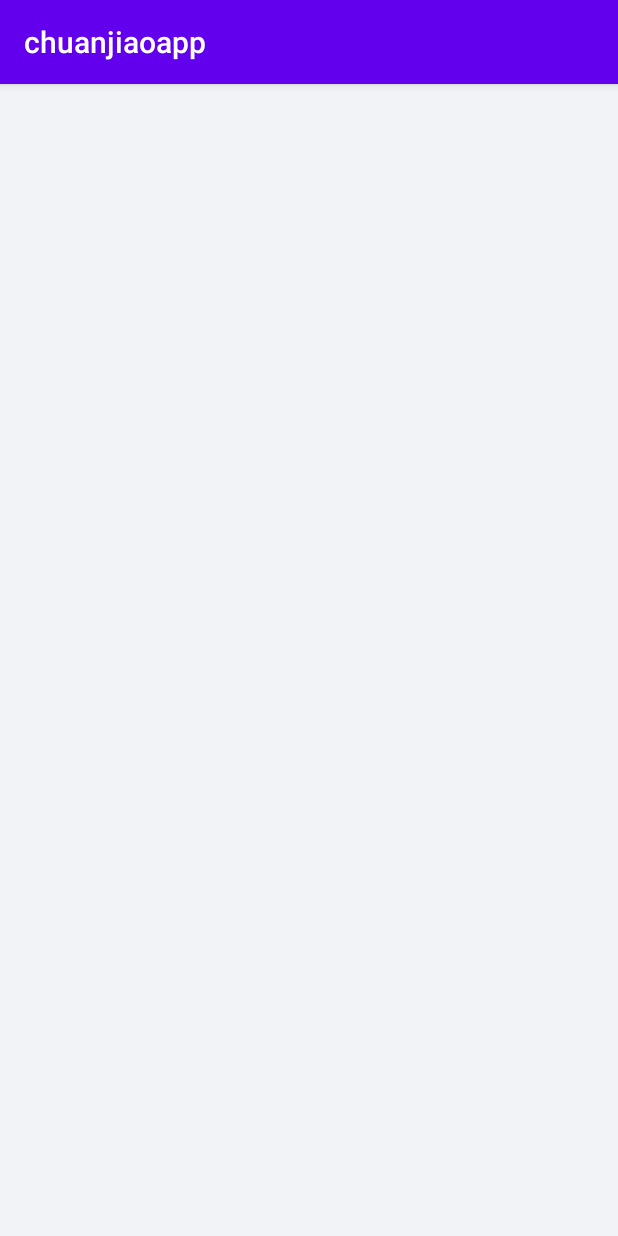
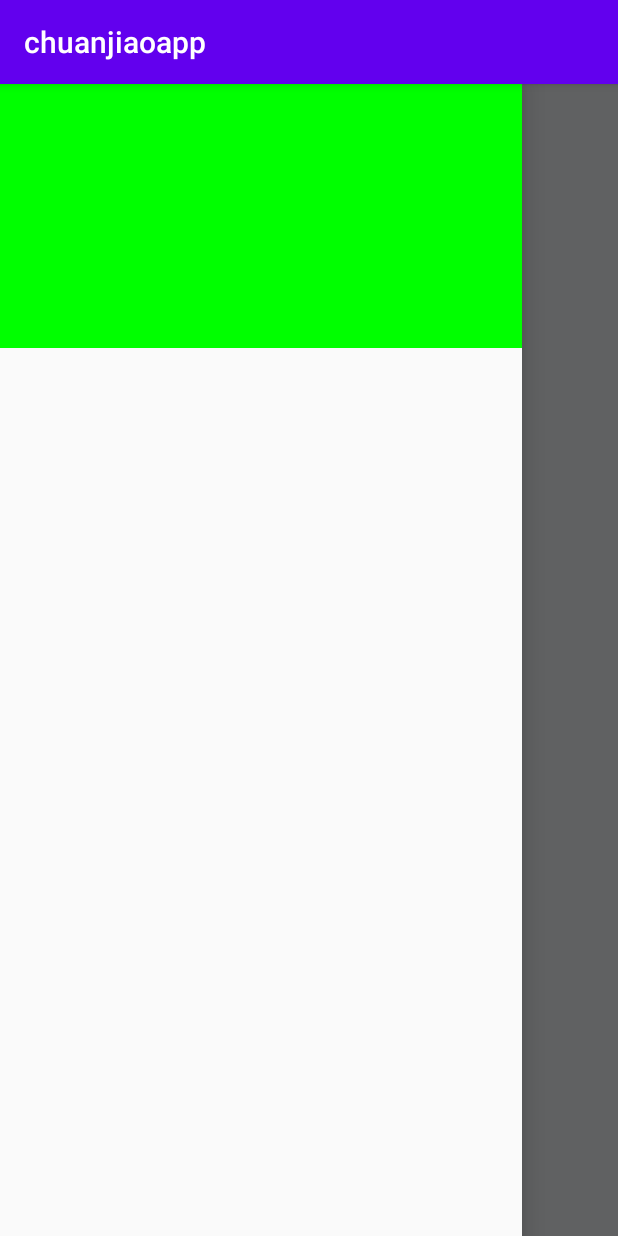
Before and after one commit to qifan-code/chuanjiaoapp, an Android app: the SalesActivity screen opened directly, with no data from a screen before it, with the side drawer open, on a phone screen of 412 x 824 dp. Run offline under Robolectric (Android 15) with nearby library versions, the phone set to English and light mode, and no system bars; our stand-ins replace navigation-ui; 1 statement that could not run was skipped.

Commit message:
add sales sides implementation todo: add sandwich icon function

```diff
--- a/app/build.gradle
+++ b/app/build.gradle
@@ -6,7 +6,7 @@ android {
 
     defaultConfig {
         applicationId "com.example.chuanjiaoapp"
-        minSdkVersion 16
+        minSdkVersion 21
         targetSdkVersion 29
         versionCode 1
         versionName "1.0"
@@ -28,6 +28,11 @@ dependencies {
 
     implementation 'androidx.appcompat:appcompat:1.1.0'
     implementation 'androidx.constraintlayout:constraintlayout:1.1.3'
+    implementation 'androidx.legacy:legacy-support-v4:1.0.0'
+    implementation 'com.google.android.material:material:1.1.0'
+    implementation 'androidx.navigation:navigation-fragment:2.2.2'
+    implementation 'androidx.navigation:navigation-ui:2.2.2'
+    implementation 'androidx.lifecycle:lifecycle-extensions:2.2.0'
     testImplementation 'junit:junit:4.12'
     androidTestImplementation 'androidx.test.ext:junit:1.1.1'
     androidTestImplementation 'androidx.test.espresso:espresso-core:3.2.0'
--- a/app/src/main/AndroidManifest.xml
+++ b/app/src/main/AndroidManifest.xml
@@ -9,8 +9,8 @@
         android:roundIcon="@mipmap/ic_launcher_round"
         android:supportsRtl="true"
         android:theme="@style/AppTheme">
-        <activity android:name=".addnew_project"></activity>
-        <activity android:name=".SalesSidesActivity" />
+        <activity android:name=".sales_header"></activity>
+        <activity android:name=".addnew_project" />
         <activity android:name=".SalesActivity" />
         <activity
             android:name=".forget_password"
--- a/app/src/main/java/com/example/chuanjiaoapp/SalesActivity.java
+++ b/app/src/main/java/com/example/chuanjiaoapp/SalesActivity.java
@@ -1,14 +1,38 @@
 package com.example.chuanjiaoapp;
 
+import androidx.appcompat.app.ActionBar;
+import androidx.appcompat.app.ActionBarDrawerToggle;
 import androidx.appcompat.app.AppCompatActivity;
+import androidx.appcompat.widget.Toolbar;
+import androidx.drawerlayout.widget.DrawerLayout;
 
 import android.os.Bundle;
+import android.view.Gravity;
+import android.view.View;
+
+import com.google.android.material.navigation.NavigationView;
+
+import androidx.navigation.NavController;
+import androidx.navigation.Navigation;
+import androidx.navigation.ui.AppBarConfiguration;
+import androidx.navigation.ui.NavigationUI;
 
 public class SalesActivity extends AppCompatActivity {
-
+    private AppBarConfiguration mAppBarConfiguration;
     @Override
     protected void onCreate(Bundle savedInstanceState) {
         super.onCreate(savedInstanceState);
         setContentView(R.layout.sales);
+        DrawerLayout drawer = (DrawerLayout) findViewById(R.id.sales_drawer_layout);
+        NavigationView navigationView = (NavigationView) findViewById(R.id.sales_navigation_view);
+        // Passing each menu ID as a set of Ids because each
+        // menu should be considered as top level destinations.
+        mAppBarConfiguration = new AppBarConfiguration.Builder(R.id.list1, R.id.list2, R.id.list3).setDrawerLayout(drawer).build();
+
+
+        //NavController navController = Navigation.findNavController(this, R.id.nav_host_fragment);
+        //NavigationUI.setupActionBarWithNavController(this, navController, mAppBarConfiguration);
+        //NavigationUI.setupWithNavController(navigationView, navController);
     }
+
 }
--- a/app/src/main/java/com/example/chuanjiaoapp/SalesSidesActivity.java
+++ b/app/src/main/java/com/example/chuanjiaoapp/sales_header.java
@@ -4,11 +4,11 @@ import androidx.appcompat.app.AppCompatActivity;
 
 import android.os.Bundle;
 
-public class SalesSidesActivity extends AppCompatActivity {
+public class sales_header extends AppCompatActivity {
 
     @Override
     protected void onCreate(Bundle savedInstanceState) {
         super.onCreate(savedInstanceState);
-        setContentView(R.layout.sales_sides);
+        setContentView(R.layout.activity_sales_header);
     }
 }
--- /dev/null
+++ b/app/src/main/res/layout/activity_sales_header.xml
@@ -0,0 +1,15 @@
+<?xml version="1.0" encoding="utf-8"?>
+<LinearLayout xmlns:android="http://schemas.android.com/apk/res/android"
+    xmlns:app="http://schemas.android.com/apk/res-auto"
+    xmlns:tools="http://schemas.android.com/tools"
+    android:layout_width="match_parent"
+    android:layout_height="176dp"
+    android:background="@color/green"
+    android:gravity="bottom"
+    android:orientation="vertical"
+    android:paddingLeft="16dp"
+    android:paddingTop="16dp"
+    android:paddingRight="16dp"
+    android:paddingBottom="16dp">
+
+</LinearLayout>
--- a/app/src/main/res/layout/sales.xml
+++ b/app/src/main/res/layout/sales.xml
@@ -1,22 +1,27 @@
 <?xml version="1.0" encoding="utf-8"?>
-<RelativeLayout xmlns:android="http://schemas.android.com/apk/res/android"
+<androidx.drawerlayout.widget.DrawerLayout xmlns:android="http://schemas.android.com/apk/res/android"
     xmlns:app="http://schemas.android.com/apk/res-auto"
     xmlns:tools="http://schemas.android.com/tools"
     android:layout_width="match_parent"
     android:layout_height="match_parent"
     tools:context=".SalesActivity"
-    android:background="@color/character_bg">
-
-    <androidx.drawerlayout.widget.DrawerLayout
+    android:id="@+id/sales_drawer_layout"
+    android:background="@color/character_bg"
+    tools:openDrawer="start">
+    <include
+        layout ="@layout/sales_toolbar"
         android:layout_width="match_parent"
-        android:layout_height="match_parent">
-        <!--左侧菜单-->
-        <include
-            layout = "@layout/sales_sides"
-            android:layout_gravity = "start"
-            android:layout_width="250dp"
-            android:layout_height="match_parent"></include>
+        android:layout_height="match_parent"/>
 
 
-    </androidx.drawerlayout.widget.DrawerLayout>
-</RelativeLayout>
+    <com.google.android.material.navigation.NavigationView
+        android:id="@+id/sales_navigation_view"
+        android:layout_width="match_parent"
+        android:layout_height="match_parent"
+        android:layout_gravity="start"
+        app:menu="@menu/sales_sides"
+        app:headerLayout="@layout/activity_sales_header"/>
+
+
+
+</androidx.drawerlayout.widget.DrawerLayout>
--- a/app/src/main/res/layout/sales_sides.xml
+++ /dev/null
@@ -1,33 +0,0 @@
-<?xml version="1.0" encoding="utf-8"?>
-<androidx.constraintlayout.widget.ConstraintLayout xmlns:android="http://schemas.android.com/apk/res/android"
-    xmlns:app="http://schemas.android.com/apk/res-auto"
-    xmlns:tools="http://schemas.android.com/tools"
-    android:layout_width="match_parent"
-    android:layout_height="match_parent"
-    tools:context=".SalesSidesActivity">
-
-    <TextView
-        android:id="@+id/textView4"
-        android:layout_width="wrap_content"
-        android:layout_height="wrap_content"
-        android:layout_marginStart="300dp"
-        android:layout_marginLeft="300dp"
-        android:layout_marginBottom="500dp"
-        android:text="this is sales sides"
-        app:layout_constraintBottom_toBottomOf="parent"
-        app:layout_constraintEnd_toEndOf="parent"
-        app:layout_constraintStart_toStartOf="parent"
-        app:layout_constraintTop_toTopOf="parent" />
-
-    <TextView
-        android:id="@+id/textView5"
-        android:layout_width="wrap_content"
-        android:layout_height="wrap_content"
-        android:layout_marginEnd="300dp"
-        android:layout_marginRight="300dp"
-        android:text="this is left side"
-        app:layout_constraintBottom_toBottomOf="parent"
-        app:layout_constraintEnd_toEndOf="parent"
-        app:layout_constraintStart_toStartOf="parent"
-        app:layout_constraintTop_toTopOf="parent" />
-</androidx.constraintlayout.widget.ConstraintLayout>
--- a/app/src/main/res/values/colors.xml
+++ b/app/src/main/res/values/colors.xml
@@ -9,5 +9,6 @@
     <color name="forget_pin">#6787C1</color>
     <color name="character_bg">#F1F3F6</color>
     <color name="project_detail">#C4C4C4</color>
+    <color name="green">#00FF00</color>
 
 </resources>
```
